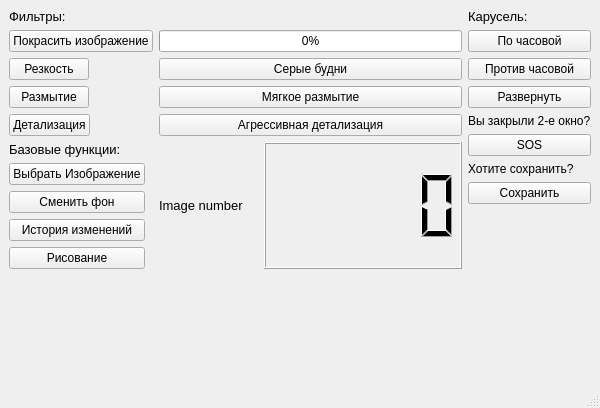
Old version of the form test_qt.ui in the repository What-is-love-bdnhm/my_project.
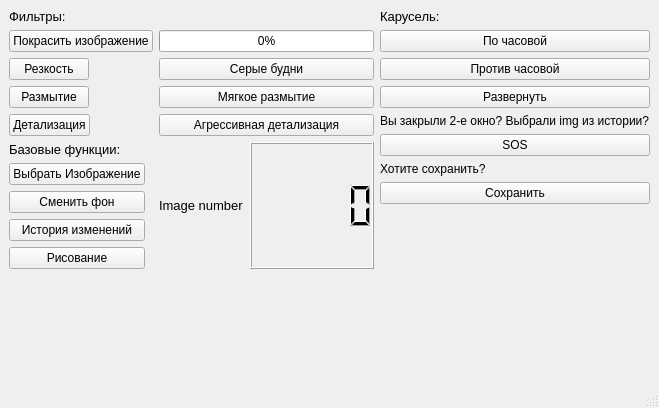
New version of the form.

Diff of the .ui file:
```diff
--- a/test_qt.ui
+++ b/test_qt.ui
@@ -6,7 +6,7 @@
    <rect>
     <x>0</x>
     <y>0</y>
-    <width>600</width>
+    <width>659</width>
     <height>408</height>
    </rect>
   </property>
@@ -205,7 +205,7 @@
         <item>
          <widget class="QLabel" name="label_1">
           <property name="text">
-           <string>Вы закрыли 2-е окно?</string>
+           <string>Вы закрыли 2-е окно? Выбрали img из истории?</string>
           </property>
          </widget>
         </item>
```
Left out of the diff: 2 changed lines with no effect on the pictures.
